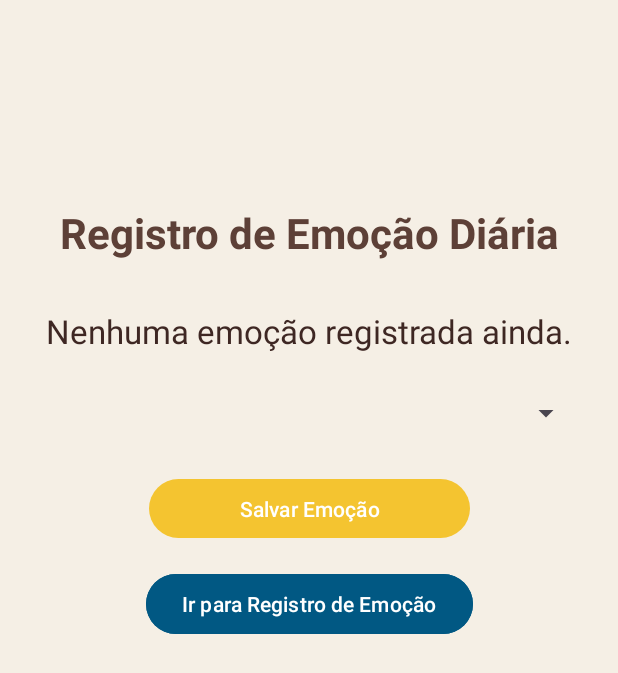
After one commit to GabriellydaCosta/ProjetoIntegrador, an Android app: the MainActivity5 screen opened directly, with no data from a screen before it, on a phone screen of 412 x 824 dp. The commit adds this screen. Shown: the top 673 px of the screen. Run offline under Robolectric (Android 15) with nearby library versions, the phone set to English and light mode, and no system bars.

Commit message:
projeto versão 2 - login, página do aluno e registro de emoções

```diff
--- a/app/src/main/AndroidManifest.xml
+++ b/app/src/main/AndroidManifest.xml
@@ -13,6 +13,9 @@
         android:theme="@style/Theme.Projintegrador"
         tools:targetApi="31">
         <activity
+            android:name=".MainActivity5"
+            android:exported="false" />
+        <activity
             android:name=".MainActivity4"
             android:exported="false" />
         <activity
@@ -22,7 +25,7 @@
             android:name=".MainActivity2"
             android:exported="false" />
         <activity
-            android:name=".MainActivity"
+            android:name=".LoginActivity"
             android:exported="true">
             <intent-filter>
                 <action android:name="android.intent.action.MAIN" />
--- /dev/null
+++ b/app/src/main/java/com/gabrielly/projintegrador/MainActivity5.kt
@@ -0,0 +1,83 @@
+package com.gabrielly.projintegrador
+
+import android.content.Context
+import android.content.Intent
+import android.os.Bundle
+import android.widget.*
+import androidx.appcompat.app.AppCompatActivity
+import android.widget.ArrayAdapter
+
+class MainActivity5 : AppCompatActivity() {
+
+    private lateinit var textoEmocaoRegistrada: TextView
+    private lateinit var spinnerEmocoes: Spinner
+    private lateinit var botaoSalvar: Button
+
+    private val PREFS_NAME = "emocao_prefs"
+    private val KEY_EMOCOES = "emocoes_registradas"
+
+    override fun onCreate(savedInstanceState: Bundle?) {
+        super.onCreate(savedInstanceState)
+        setContentView(R.layout.activity_main5)
+
+        textoEmocaoRegistrada = findViewById(R.id.textoEmocaoRegistrada)
+        spinnerEmocoes = Spinner(this) // Se ainda não estiver no layout, ajuste isso no XML
+        botaoSalvar = Button(this)     // Certifique-se de que está no layout e com ID correto
+
+        val emocoes = listOf(
+            "Feliz", "Triste", "Bravo", "Assustado",
+            "Neutro", "Confuso", "Cansado", "Doente",
+            "Confiante", "Animado"
+        )
+
+        val adapter = ArrayAdapter(this, android.R.layout.simple_spinner_item, emocoes)
+        adapter.setDropDownViewResource(android.R.layout.simple_spinner_dropdown_item)
+        spinnerEmocoes.adapter = adapter
+
+        val emocaoRecebida = intent.getStringExtra("EMOCAO")
+        if (emocaoRecebida != null) {
+            val posicao = emocoes.indexOf(emocaoRecebida)
+            if (posicao >= 0) spinnerEmocoes.setSelection(posicao)
+            adicionarEmocao(emocaoRecebida)
+        }
+
+        val botaoIrParaMainActivity5: Button = findViewById(R.id.botaoIrParaMainActivity5)
+        botaoIrParaMainActivity5.setOnClickListener {
+            val intent = Intent(this, MainActivity2::class.java)
+            startActivity(intent)
+        }
+
+
+        atualizarTextoEmocoes()
+
+        botaoSalvar.setOnClickListener {
+            val emocaoSelecionada = spinnerEmocoes.selectedItem as String
+            adicionarEmocao(emocaoSelecionada)
+            atualizarTextoEmocoes()
+            Toast.makeText(this, "Emoção salva com sucesso!", Toast.LENGTH_SHORT).show()
+        }
+    }
+
+    private fun adicionarEmocao(emocao: String) {
+        val prefs = getSharedPreferences(PREFS_NAME, Context.MODE_PRIVATE)
+        val emocoesSalvas = prefs.getStringSet(KEY_EMOCOES, mutableSetOf())?.toMutableSet() ?: mutableSetOf()
+        emocoesSalvas.add("${emocao} - ${obterDataHoraAtual()}")
+        prefs.edit().putStringSet(KEY_EMOCOES, emocoesSalvas).apply()
+    }
+
+    private fun atualizarTextoEmocoes() {
+        val prefs = getSharedPreferences(PREFS_NAME, Context.MODE_PRIVATE)
+        val emocoesSalvas = prefs.getStringSet(KEY_EMOCOES, setOf()) ?: setOf()
+        if (emocoesSalvas.isNotEmpty()) {
+            val texto = emocoesSalvas.sorted().joinToString("\n")
+            textoEmocaoRegistrada.text = "Emoções registradas:\n\n$texto"
+        } else {
+            textoEmocaoRegistrada.text = "Nenhuma emoção registrada ainda."
+        }
+    }
+
+    private fun obterDataHoraAtual(): String {
+        val agora = java.text.SimpleDateFormat("dd/MM/yyyy HH:mm", java.util.Locale.getDefault())
+        return agora.format(java.util.Date())
+    }
+}
--- a/app/src/main/res/layout/activity_main.xml
+++ b/app/src/main/res/layout/activity_main.xml
@@ -100,7 +100,7 @@
         android:layout_height="wrap_content"
         android:text="IncluseWatch"
         android:textColor="@color/bluetitle"
-        android:textSize="36dp"
+        android:textSize="36sp"
         android:textStyle="bold"
         android:shadowColor="@android:color/white"
         android:shadowDx="6"
--- /dev/null
+++ b/app/src/main/res/layout/activity_main5.xml
@@ -0,0 +1,76 @@
+<?xml version="1.0" encoding="utf-8"?>
+<androidx.constraintlayout.widget.ConstraintLayout
+    xmlns:android="http://schemas.android.com/apk/res/android"
+    xmlns:app="http://schemas.android.com/apk/res-auto"
+    xmlns:tools="http://schemas.android.com/tools"
+    android:id="@+id/main"
+    android:layout_width="match_parent"
+    android:layout_height="match_parent"
+    android:padding="24dp">
+
+    <!-- Título -->
+
+    <!-- Texto que mostra a emoção registrada -->
+
+    <TextView
+        android:id="@+id/textoTitulo"
+        android:layout_width="0dp"
+        android:layout_height="wrap_content"
+        android:layout_marginTop="112dp"
+        android:gravity="center"
+        android:text="Registro de Emoção Diária"
+        android:textColor="#5D4037"
+        android:textSize="28sp"
+        android:textStyle="bold"
+        app:layout_constraintEnd_toEndOf="parent"
+        app:layout_constraintHorizontal_bias="1.0"
+        app:layout_constraintStart_toStartOf="parent"
+        app:layout_constraintTop_toTopOf="parent" />
+
+    <TextView
+        android:id="@+id/textoEmocaoRegistrada"
+        android:layout_width="0dp"
+        android:layout_height="wrap_content"
+        android:text="Nenhuma emoção registrada ainda."
+        android:textSize="22sp"
+        android:textColor="#3E2723"
+        android:gravity="center"
+        android:layout_marginTop="32dp"
+        app:layout_constraintTop_toBottomOf="@id/textoTitulo"
+        app:layout_constraintStart_toStartOf="parent"
+        app:layout_constraintEnd_toEndOf="parent" />
+
+    <!-- Spinner para seleção de emoção -->
+    <Spinner
+        android:id="@+id/spinnerEmocoes"
+        android:layout_width="0dp"
+        android:layout_height="48dp"
+        android:minHeight="48dp"
+        android:layout_marginTop="16dp"
+        app:layout_constraintTop_toBottomOf="@id/textoEmocaoRegistrada"
+        app:layout_constraintStart_toStartOf="parent"
+        app:layout_constraintEnd_toEndOf="parent" />
+
+    <Button
+        android:id="@+id/botaoSalvar"
+        android:layout_width="214dp"
+        android:layout_height="47dp"
+        android:layout_marginTop="16dp"
+        android:text="Salvar Emoção"
+        app:layout_constraintEnd_toEndOf="parent"
+        app:layout_constraintStart_toStartOf="parent"
+        app:layout_constraintTop_toBottomOf="@id/spinnerEmocoes" />
+
+    <Button
+        android:id="@+id/botaoIrParaMainActivity5"
+        android:layout_width="wrap_content"
+        android:layout_height="wrap_content"
+        android:text="Ir para Registro de Emoção"
+        android:layout_marginTop="16dp"
+        app:layout_constraintTop_toBottomOf="@id/botaoSalvar"
+        app:layout_constraintStart_toStartOf="parent"
+        app:layout_constraintEnd_toEndOf="parent"
+        android:backgroundTint="@color/bluetitle"/>
+
+
+</androidx.constraintlayout.widget.ConstraintLayout>
```
Also changed, not shown: app/src/main/java/com/gabrielly/projintegrador/MainActivity2.kt (+58 -4 lines), app/src/main/res/layout/activity_main2.xml (+35 -25 lines).
